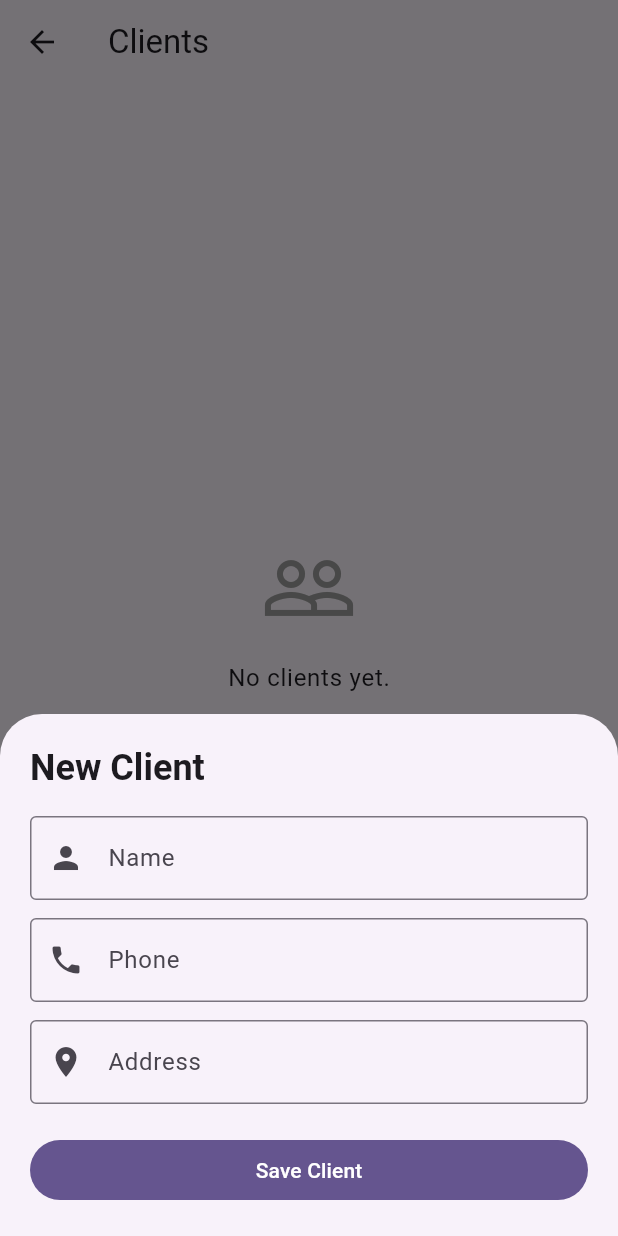
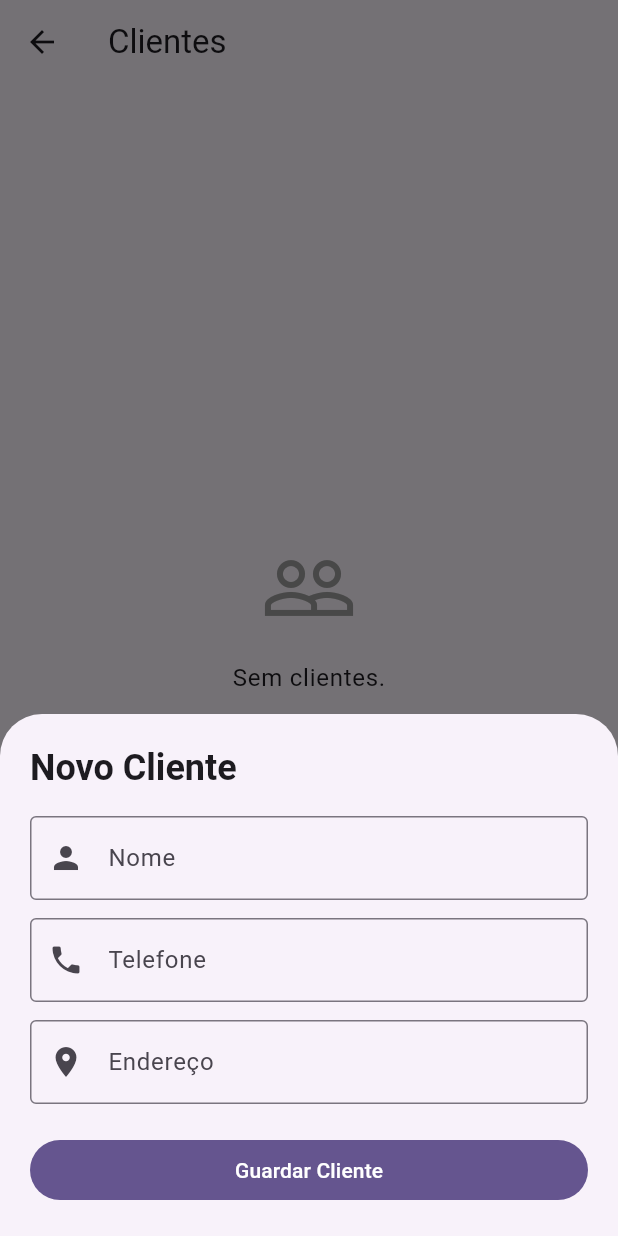
Before and after one commit to yannickRafael/bizmanager, a Flutter app: the ClientsScreen screen opened directly, after a tap on the "add" icon, on a phone screen of 412 x 824 dp. Run offline on Flutter 3.47's test engine with Material 3 defaults, Android fonts, the phone set to English and light mode, and no system bars; our stand-ins replace flutter_contacts, permission_handler.

Commit message:
Translate Clients and Client Details screens to Portuguese

```diff
--- a/lib/screens/client_details_screen.dart
+++ b/lib/screens/client_details_screen.dart
@@ -96,7 +96,7 @@ class _ClientDetailsScreenState extends State<ClientDetailsScreen> {
                             Text(
                               client.phoneNumber.isNotEmpty
                                   ? client.phoneNumber
-                                  : 'No phone',
+                                  : 'Sem telefone',
                             ),
                           ],
                         ),
@@ -112,7 +112,7 @@ class _ClientDetailsScreenState extends State<ClientDetailsScreen> {
                             Text(
                               client.address.isNotEmpty
                                   ? client.address
-                                  : 'No address',
+                                  : 'Sem endereço',
                             ),
                           ],
                         ),
@@ -130,7 +130,7 @@ class _ClientDetailsScreenState extends State<ClientDetailsScreen> {
                     child: Column(
                       children: [
                         const Text(
-                          'Total Debt',
+                          'Dívida Total',
                           style: TextStyle(
                             color: Colors.red,
                             fontWeight: FontWeight.bold,
@@ -153,7 +153,7 @@ class _ClientDetailsScreenState extends State<ClientDetailsScreen> {
 
                 // Notes Section
                 Text(
-                  'Notes',
+                  'Notas',
                   style: Theme.of(context).textTheme.titleMedium?.copyWith(
                     fontWeight: FontWeight.bold,
                   ),
@@ -163,7 +163,7 @@ class _ClientDetailsScreenState extends State<ClientDetailsScreen> {
                   controller: _notesController,
                   maxLines: 4,
                   decoration: const InputDecoration(
-                    hintText: 'Add notes here (e.g. has change...)',
+                    hintText: 'Adicionar notas aqui (ex: tem troco...)',
                     border: OutlineInputBorder(),
                   ),
                 ),
@@ -173,21 +173,21 @@ class _ClientDetailsScreenState extends State<ClientDetailsScreen> {
                   child: FilledButton.icon(
                     onPressed: _saveNotes,
                     icon: const Icon(Icons.save),
-                    label: const Text('Save Notes'),
+                    label: const Text('Guardar Notas'),
                   ),
                 ),
                 const SizedBox(height: 24),
 
                 // Order History
                 Text(
-                  'Order History',
+                  'Histórico de Pedidos',
                   style: Theme.of(context).textTheme.titleMedium?.copyWith(
                     fontWeight: FontWeight.bold,
                   ),
                 ),
                 const SizedBox(height: 8),
                 if (clientOrders.isEmpty)
-                  const Text('No orders found.')
+                  const Text('Nenhum pedido encontrado.')
                 else
                   ListView.builder(
                     shrinkWrap: true,
@@ -196,26 +196,34 @@ class _ClientDetailsScreenState extends State<ClientDetailsScreen> {
                     itemBuilder: (ctx, index) {
                       final order = clientOrders[index];
                       Color statusColor;
+                      String statusText;
                       switch (order.paymentStatus) {
                         case PaymentStatus.paid:
                           statusColor = Colors.green;
+                          statusText = 'PAGO';
                           break;
                         case PaymentStatus.pending:
                           statusColor = Colors.orange;
+                          statusText = 'PENDENTE';
                           break;
                         case PaymentStatus.partial:
                           statusColor = Colors.blue;
+                          statusText = 'PARCIAL';
                           break;
                       }
+
+                      String productText = order.type == ProductType.chicken
+                          ? 'FRANGO'
+                          : 'OVOS';
 
                       return Card(
                         margin: const EdgeInsets.only(bottom: 8),
                         child: ListTile(
                           title: Text(
-                            '${order.type.name.toUpperCase()} - \$${order.totalPrice.toStringAsFixed(2)}',
+                            '$productText - \$${order.totalPrice.toStringAsFixed(2)}',
                           ),
                           subtitle: Text(
-                            DateFormat('MM/dd/yyyy').format(order.date),
+                            DateFormat('dd/MM/yyyy').format(order.date),
                           ),
                           trailing: Container(
                             padding: const EdgeInsets.symmetric(
@@ -228,7 +236,7 @@ class _ClientDetailsScreenState extends State<ClientDetailsScreen> {
                               border: Border.all(color: statusColor),
                             ),
                             child: Text(
-                              order.paymentStatus.name.toUpperCase(),
+                              statusText,
                               style: TextStyle(
                                 color: statusColor,
                                 fontWeight: FontWeight.bold,
--- a/lib/screens/clients_screen.dart
+++ b/lib/screens/clients_screen.dart
@@ -38,7 +38,7 @@ class _ClientsScreenState extends State<ClientsScreen> {
             crossAxisAlignment: CrossAxisAlignment.stretch,
             children: [
               Text(
-                'New Client',
+                'Novo Cliente',
                 style: Theme.of(context).textTheme.headlineSmall?.copyWith(
                   fontWeight: FontWeight.bold,
                 ),
@@ -46,18 +46,18 @@ class _ClientsScreenState extends State<ClientsScreen> {
               const SizedBox(height: 16),
               TextFormField(
                 decoration: const InputDecoration(
-                  labelText: 'Name',
+                  labelText: 'Nome',
                   border: OutlineInputBorder(),
                   prefixIcon: Icon(Icons.person),
                 ),
                 validator: (val) =>
-                    val == null || val.isEmpty ? 'Enter a name' : null,
+                    val == null || val.isEmpty ? 'Insira um nome' : null,
                 onSaved: (val) => name = val!.trim(),
               ),
               const SizedBox(height: 12),
               TextFormField(
                 decoration: const InputDecoration(
-                  labelText: 'Phone',
+                  labelText: 'Telefone',
                   border: OutlineInputBorder(),
                   prefixIcon: Icon(Icons.phone),
                 ),
@@ -67,7 +67,7 @@ class _ClientsScreenState extends State<ClientsScreen> {
               const SizedBox(height: 12),
               TextFormField(
                 decoration: const InputDecoration(
-                  labelText: 'Address',
+                  labelText: 'Endereço',
                   border: OutlineInputBorder(),
                   prefixIcon: Icon(Icons.location_on),
                 ),
@@ -91,7 +91,7 @@ class _ClientsScreenState extends State<ClientsScreen> {
                     Navigator.pop(ctx);
                   }
                 },
-                child: const Text('Save Client'),
+                child: const Text('Guardar Cliente'),
               ),
             ],
           ),
@@ -103,7 +103,7 @@ class _ClientsScreenState extends State<ClientsScreen> {
   @override
   Widget build(BuildContext context) {
     return Scaffold(
-      appBar: AppBar(title: const Text('Clients')),
+      appBar: AppBar(title: const Text('Clientes')),
       body: Consumer<DataManager>(
         builder: (context, dataManager, child) {
           if (dataManager.clients.isEmpty) {
@@ -118,14 +118,14 @@ class _ClientsScreenState extends State<ClientsScreen> {
                   ),
                   const SizedBox(height: 16),
                   Text(
-                    'No clients yet.',
+                    'Sem clientes.',
                     style: Theme.of(context).textTheme.bodyLarge,
                   ),
                   const SizedBox(height: 8),
                   OutlinedButton.icon(
                     onPressed: () => _showAddClientModal(context),
                     icon: const Icon(Icons.add),
-                    label: const Text('Add First Client'),
+                    label: const Text('Adicionar Primeiro Cliente'),
                   ),
                 ],
               ),
@@ -146,7 +146,7 @@ class _ClientsScreenState extends State<ClientsScreen> {
                 subtitle: Text(
                   client.phoneNumber.isNotEmpty
                       ? client.phoneNumber
-                      : 'No phone',
+                      : 'Sem telefone',
                 ),
                 trailing: const Icon(Icons.chevron_right),
                 onTap: () {
```
